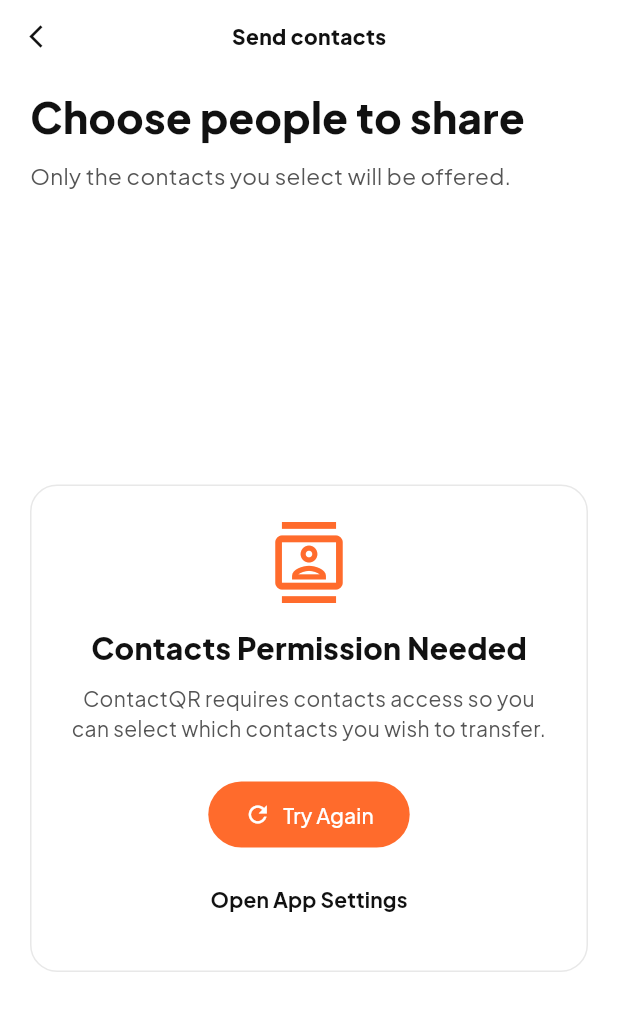
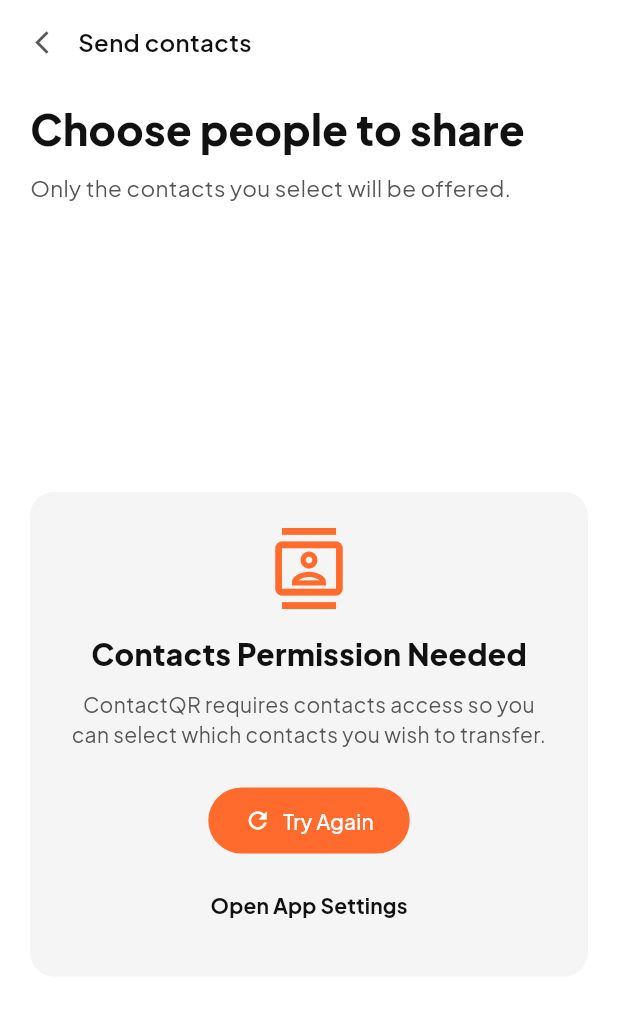
Before and after one commit to kuroi17/Qiwii-Easy-Contact-Share-QR, a Flutter app: the screen it shows after launch, after a tap on "Send contacts", on a phone screen of 412 x 824 dp. Shown: the top 1011 px of the screen. Run offline on Flutter 3.47's test engine with Material 3 defaults, Android fonts, the light colour scheme and no system bars; our stand-ins replace flutter_contacts, flutter_riverpod, google_fonts, permission_handler, qr_flutter; missing offline and left inert: mobile_scanner; statements that could not run were skipped.

Commit message:
refactor(ui): modernize core design system widgets and feedback controls

```diff
--- a/contactqr_flutter/lib/core/widgets/card_box.dart
+++ b/contactqr_flutter/lib/core/widgets/card_box.dart
@@ -6,19 +6,20 @@
     super.key,
     required this.child,
     this.padding = const EdgeInsets.all(16),
+    this.color,
   });
 
   final Widget child;
   final EdgeInsets padding;
+  final Color? color;
 
   @override
   Widget build(BuildContext context) => Container(
     width: double.infinity,
     padding: padding,
     decoration: BoxDecoration(
-      color: Colors.white,
-      borderRadius: BorderRadius.circular(18),
-      border: Border.all(color: AppColors.border),
+      color: color ?? AppColors.surface,
+      borderRadius: BorderRadius.circular(16),
     ),
     child: child,
   );
--- a/contactqr_flutter/lib/core/widgets/header.dart
+++ b/contactqr_flutter/lib/core/widgets/header.dart
@@ -7,35 +7,42 @@
     required this.title,
     this.light = false,
     this.onBack,
+    this.trailing,
   });
 
   final String title;
   final bool light;
   final VoidCallback? onBack;
+  final Widget? trailing;
 
   @override
-  Widget build(BuildContext context) => Row(
+  Widget build(BuildContext context) => Padding(
+    padding: const EdgeInsets.symmetric(horizontal: 4, vertical: 4),
+    child: Row(
       children: [
         IconButton(
           onPressed: onBack ?? () => Navigator.pop(context),
           icon: Icon(
             Icons.arrow_back_ios_new,
             size: 18,
-          color: light ? Colors.white : AppColors.navy,
+            color: light ? Colors.white70 : AppColors.ink2,
           ),
         ),
         Expanded(
-        child: Center(
           child: Text(
             title,
             style: TextStyle(
-              color: light ? Colors.white : AppColors.navy,
-              fontWeight: FontWeight.w800,
+              color: light ? Colors.white : AppColors.ink,
+              fontSize: 16,
+              fontWeight: FontWeight.w600,
             ),
           ),
         ),
-      ),
+        if (trailing != null)
+          trailing!
+        else
           const SizedBox(width: 48),
       ],
+    ),
   );
 }
--- a/contactqr_flutter/lib/core/widgets/shell.dart
+++ b/contactqr_flutter/lib/core/widgets/shell.dart
@@ -13,7 +13,7 @@
 
   @override
   Widget build(BuildContext context) => Scaffold(
-    backgroundColor: dark ? AppColors.navy : AppColors.ivory,
+    backgroundColor: dark ? AppColors.darkCanvas : AppColors.canvas,
     body: SafeArea(child: child),
   );
 }
```
Also changed, not shown: contactqr_flutter/lib/core/widgets/primary_button.dart (+52 -14 lines), contactqr_flutter/lib/core/widgets/search_box.dart (+12 -7 lines), contactqr_flutter/lib/core/widgets/status_pill.dart (+14 -12 lines). Lines whose indentation alone changed are shown as unchanged.
